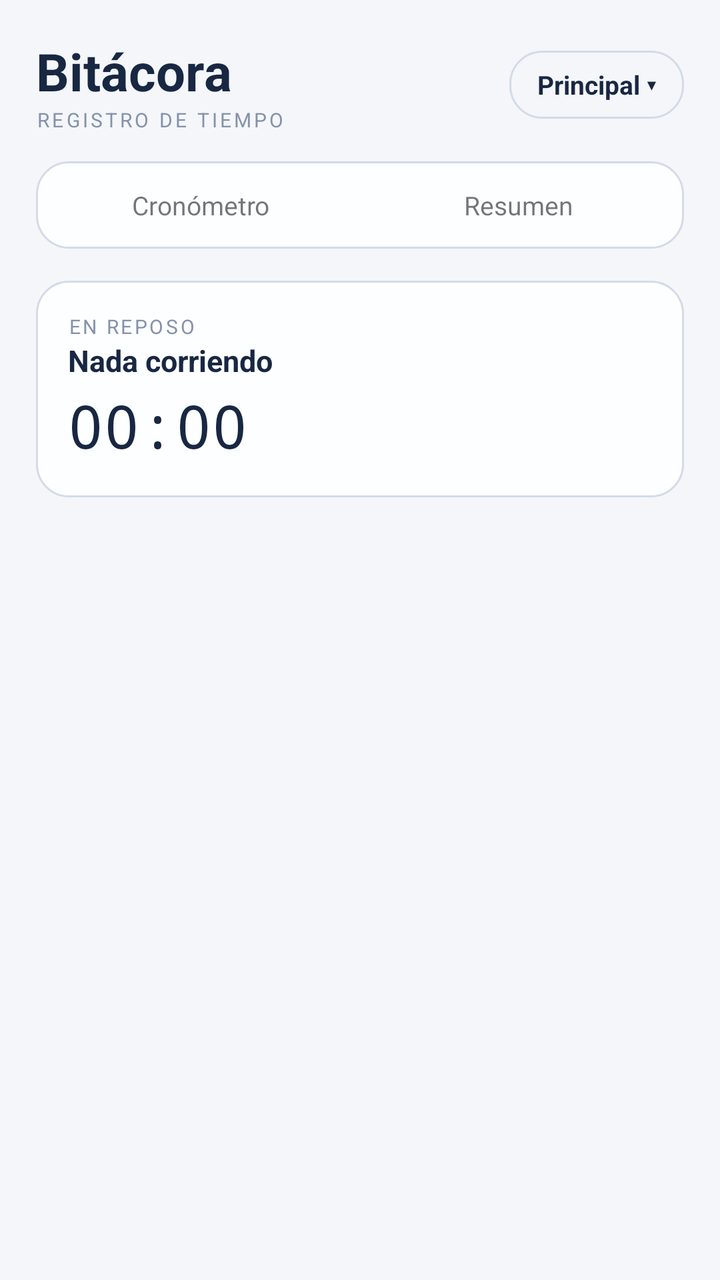
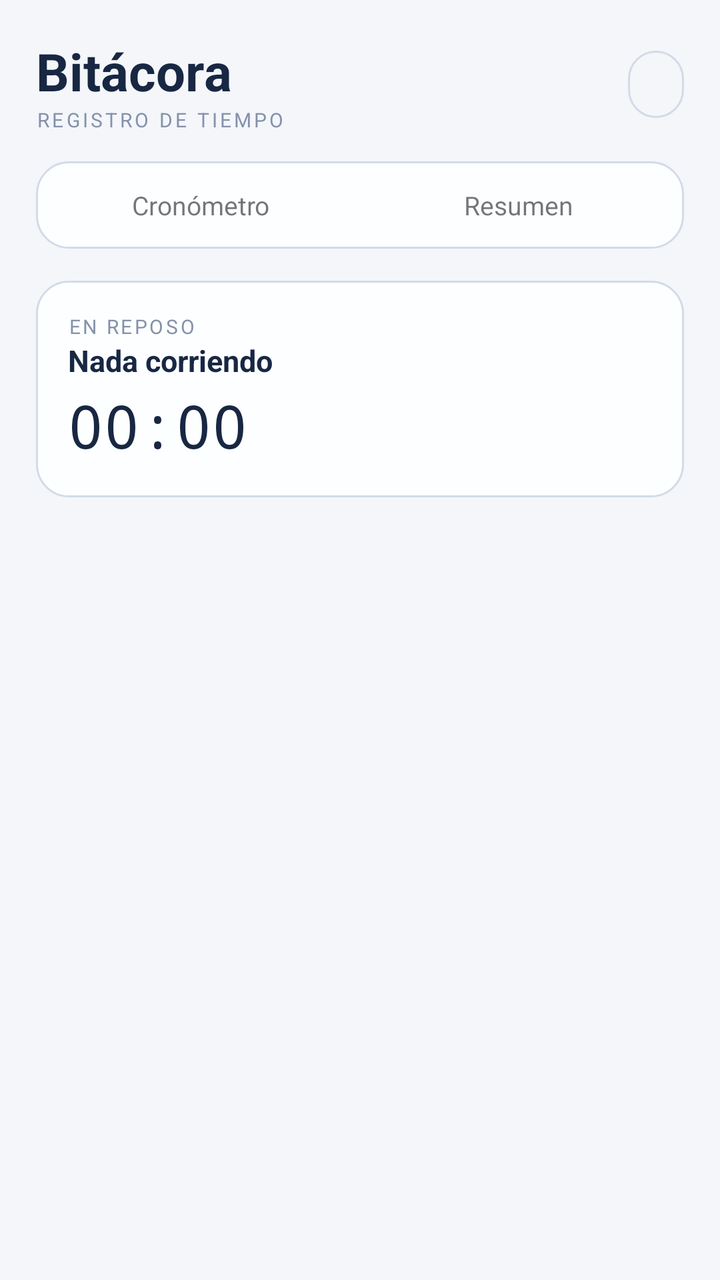

Two renders of the same Android screen: before a commit and after it. Below are the layout's source before the change and the commit's diff.
<!-- AndroidManifest.xml: application theme Theme.Bitacora -->
<!-- res/layout/activity_main.xml -->
<?xml version="1.0" encoding="utf-8"?>
<ScrollView xmlns:android="http://schemas.android.com/apk/res/android"
    android:layout_width="match_parent"
    android:layout_height="match_parent"
    android:fillViewport="true">

    <LinearLayout
        android:layout_width="match_parent"
        android:layout_height="wrap_content"
        android:orientation="vertical"
        android:padding="18dp">

        <LinearLayout
            android:layout_width="match_parent"
            android:layout_height="wrap_content"
            android:orientation="horizontal"
            android:gravity="center_vertical">

            <LinearLayout
                android:layout_width="0dp"
                android:layout_height="wrap_content"
                android:layout_weight="1"
                android:orientation="vertical">

                <TextView
                    android:layout_width="wrap_content"
                    android:layout_height="wrap_content"
                    android:text="Bitácora"
                    android:textColor="@color/ink"
                    android:textSize="26sp"
                    android:textStyle="bold" />

                <TextView
                    android:layout_width="wrap_content"
                    android:layout_height="wrap_content"
                    android:text="REGISTRO DE TIEMPO"
                    android:textColor="@color/muted"
                    android:textSize="10sp"
                    android:letterSpacing="0.14" />
            </LinearLayout>

            <TextView
                android:id="@+id/profileChip"
                android:layout_width="wrap_content"
                android:layout_height="wrap_content"
                android:text="Principal ▾"
                android:textColor="@color/ink"
                android:textStyle="bold"
                android:textSize="13sp"
                android:background="@drawable/chip"
                android:paddingLeft="14dp"
                android:paddingRight="14dp"
                android:paddingTop="8dp"
                android:paddingBottom="8dp"
                android:maxWidth="160dp"
                android:maxLines="1"
                android:ellipsize="end" />
        </LinearLayout>

        <LinearLayout
            android:layout_width="match_parent"
            android:layout_height="wrap_content"
            android:orientation="horizontal"
            android:background="@drawable/widget_bg"
            android:padding="3dp"
            android:layout_marginTop="14dp"
            android:weightSum="2">

            <TextView
                android:id="@+id/tabTimer"
                android:layout_width="0dp"
                android:layout_height="wrap_content"
                android:layout_weight="1"
                android:gravity="center"
                android:padding="10dp"
                android:text="Cronómetro"
                android:textSize="13sp" />

            <TextView
                android:id="@+id/tabResumen"
                android:layout_width="0dp"
                android:layout_height="wrap_content"
                android:layout_weight="1"
                android:gravity="center"
                android:padding="10dp"
                android:text="Resumen"
                android:textSize="13sp" />
        </LinearLayout>

        <LinearLayout
            android:id="@+id/timerView"
            android:layout_width="match_parent"
            android:layout_height="wrap_content"
            android:orientation="vertical"
            android:layout_marginTop="16dp">

            <LinearLayout
                android:id="@+id/banner"
                android:layout_width="match_parent"
                android:layout_height="wrap_content"
                android:orientation="horizontal"
                android:gravity="center_vertical"
                android:background="@drawable/widget_bg"
                android:padding="16dp"
                android:layout_marginBottom="16dp">

                <LinearLayout
                    android:layout_width="0dp"
                    android:layout_height="wrap_content"
                    android:layout_weight="1"
                    android:orientation="vertical">

                    <TextView
                        android:id="@+id/bannerLabel"
                        android:layout_width="wrap_content"
                        android:layout_height="wrap_content"
                        android:text="EN REPOSO"
                        android:textColor="@color/muted"
                        android:textSize="10sp"
                        android:letterSpacing="0.12" />

                    <TextView
                        android:id="@+id/bannerName"
                        android:layout_width="wrap_content"
                        android:layout_height="wrap_content"
                        android:text="Nada corriendo"
                        android:textColor="@color/ink"
                        android:textSize="15sp"
                        android:textStyle="bold" />

                    <Chronometer
                        android:id="@+id/bannerChrono"
                        android:layout_width="wrap_content"
                        android:layout_height="wrap_content"
                        android:text="00:00"
                        android:textColor="@color/ink"
                        android:textSize="30sp"
                        android:fontFamily="monospace"
                        android:layout_marginTop="2dp" />
                </LinearLayout>

                <TextView
                    android:id="@+id/bannerPause"
                    android:layout_width="wrap_content"
                    android:layout_height="wrap_content"
                    android:text="Pausar"
                    android:textColor="@color/ink"
                    android:textSize="13sp"
                    android:textStyle="bold"
                    android:background="@drawable/chip"
                    android:paddingLeft="14dp"
                    android:paddingRight="14dp"
                    android:paddingTop="10dp"
                    android:paddingBottom="10dp"
                    android:layout_marginEnd="8dp"
                    android:visibility="gone" />

                <TextView
                    android:id="@+id/bannerStop"
                    android:layout_width="wrap_content"
                    android:layout_height="wrap_content"
                    android:text="Parar"
                    android:textColor="@color/live"
                    android:textSize="13sp"
                    android:textStyle="bold"
                    android:background="@drawable/chip"
                    android:paddingLeft="14dp"
                    android:paddingRight="14dp"
                    android:paddingTop="10dp"
                    android:paddingBottom="10dp"
                    android:visibility="gone" />
            </LinearLayout>

            <LinearLayout
                android:id="@+id/list"
                android:layout_width="match_parent"
                android:layout_height="wrap_content"
                android:orientation="vertical" />
        </LinearLayout>

        <LinearLayout
            android:id="@+id/resumenView"
            android:layout_width="match_parent"
            android:layout_height="wrap_content"
            android:orientation="vertical"
            android:layout_marginTop="16dp"
            android:visibility="gone" />
    </LinearLayout>
</ScrollView>
<!-- resources referenced by this layout -->
<resources>
  <color name="ink">#FF182742</color>
  <color name="live">#FF1C74C9</color>
  <color name="muted">#FF8592AB</color>
  <!-- drawable chip (drawable) -->
  <?xml version="1.0" encoding="utf-8"?>
  <shape xmlns:android="http://schemas.android.com/apk/res/android"
      android:shape="rectangle">
      <solid android:color="@color/paper" />
      <corners android:radius="16dp" />
      <stroke android:width="1dp" android:color="@color/line" />
  </shape>
  <!-- drawable widget_bg (drawable) -->
  <?xml version="1.0" encoding="utf-8"?>
  <shape xmlns:android="http://schemas.android.com/apk/res/android"
      android:shape="rectangle">
      <solid android:color="@color/card" />
      <corners android:radius="16dp" />
      <stroke android:width="1dp" android:color="@color/line" />
  </shape>
  <style name="Theme.Bitacora" parent="Theme.AppCompat.Light.NoActionBar">
          <item name="android:windowBackground">@color/paper</item>
          <item name="colorPrimary">@color/indigo</item>
          <item name="colorAccent">@color/indigo</item>
      </style>
  <color name="paper">#FFF4F6FA</color>
  <color name="line">#FFD3DBE8</color>
  <color name="card">#FFFDFEFF</color>
  <color name="indigo">#FF2F4B8F</color>
</resources>

<!-- the commit's change to res/layout/activity_main.xml (unified diff, before → after) -->
@@ -43,7 +43,7 @@
                 android:id="@+id/profileChip"
                 android:layout_width="wrap_content"
                 android:layout_height="wrap_content"
-                android:text="Principal ▾"
+                android:text=""
                 android:textColor="@color/ink"
                 android:textStyle="bold"
                 android:textSize="13sp"
